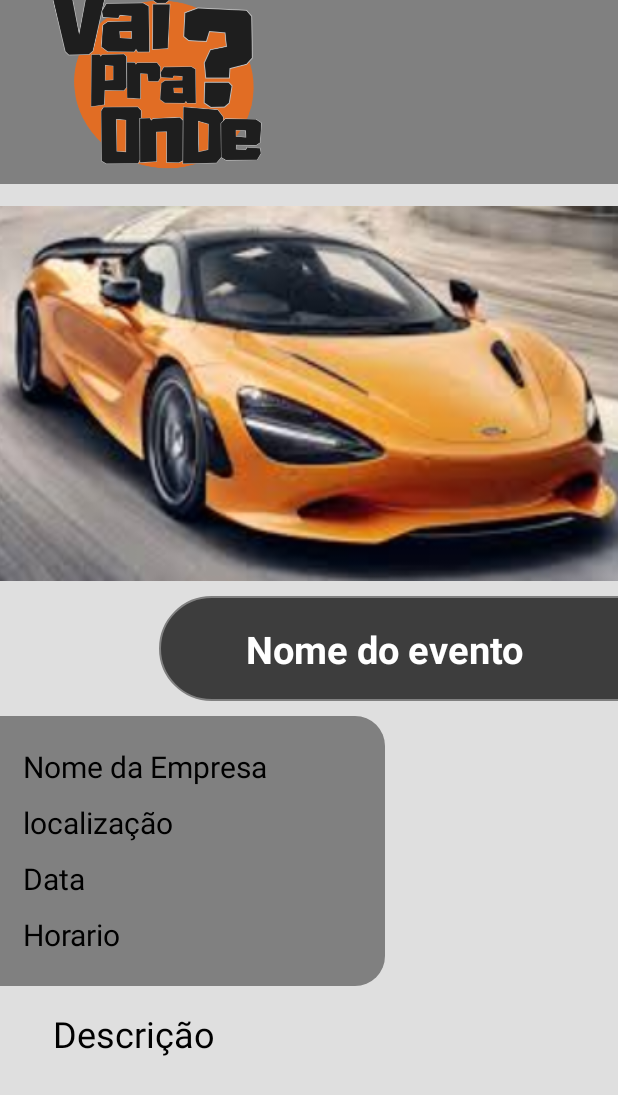
After one commit to PedroFPer/Vai_pra_onde, an Android app: the PerfilEvento screen opened directly, with no data from a screen before it, on a phone screen of 412 x 824 dp. The commit adds this screen. Shown: the top 1095 px of the screen. Run offline under Robolectric (Android 15) with nearby library versions, the phone set to English and light mode, and no system bars.

Commit message:
perfil de eventos

```diff
--- a/vaipraonde/app/src/main/AndroidManifest.xml
+++ b/vaipraonde/app/src/main/AndroidManifest.xml
@@ -16,6 +16,9 @@
         android:supportsRtl="true"
         android:theme="@style/Theme.Vai_pra_onde"
         tools:targetApi="31">
+        <activity
+            android:name=".Geral.TelasFront.PerfilEvento"
+            android:exported="false" />
         <activity
             android:name=".Geral.TelasFront.TelaLoginPJ"
             android:exported="false" />
--- /dev/null
+++ b/vaipraonde/app/src/main/java/com/ducks/vai_pra_onde/Geral/TelasFront/PerfilEvento.java
@@ -0,0 +1,26 @@
+package com.ducks.vai_pra_onde.Geral.TelasFront;
+
+import android.os.Bundle;
+
+import androidx.activity.EdgeToEdge;
+import androidx.appcompat.app.AppCompatActivity;
+import androidx.core.graphics.Insets;
+import androidx.core.view.ViewCompat;
+import androidx.core.view.WindowInsetsCompat;
+
+import com.ducks.vai_pra_onde.R;
+
+public class PerfilEvento extends AppCompatActivity {
+
+    @Override
+    protected void onCreate(Bundle savedInstanceState) {
+        super.onCreate(savedInstanceState);
+        EdgeToEdge.enable(this);
+        setContentView(R.layout.activity_perfil_evento);
+        ViewCompat.setOnApplyWindowInsetsListener(findViewById(R.id.main), (v, insets) -> {
+            Insets systemBars = insets.getInsets(WindowInsetsCompat.Type.systemBars());
+            v.setPadding(systemBars.left, systemBars.top, systemBars.right, systemBars.bottom);
+            return insets;
+        });
+    }
+}
--- /dev/null
+++ b/vaipraonde/app/src/main/res/layout/activity_perfil_evento.xml
@@ -0,0 +1,152 @@
+<?xml version="1.0" encoding="utf-8"?>
+<androidx.constraintlayout.widget.ConstraintLayout
+    xmlns:android="http://schemas.android.com/apk/res/android"
+    xmlns:app="http://schemas.android.com/apk/res-auto"
+    xmlns:tools="http://schemas.android.com/tools"
+    android:id="@+id/main"
+    android:background="#DFDFDF"
+    android:layout_width="match_parent"
+    android:layout_height="match_parent"
+    tools:context=".Geral.TelasFront.PerfilEvento">
+
+
+    <View
+        android:layout_width="match_parent"
+        android:layout_height="180dp"
+        android:layout_marginBottom="760dp"
+        android:background="@color/gray"
+        app:layout_constraintBottom_toBottomOf="parent"
+        app:layout_constraintEnd_toEndOf="parent"
+        app:layout_constraintStart_toStartOf="parent"
+        app:layout_constraintTop_toTopOf="parent"/>
+
+    <View
+        android:layout_width="160dp"
+        android:layout_height="160dp"
+        android:layout_marginEnd="200dp"
+        android:layout_marginBottom="720dp"
+        android:background="@drawable/logofundotrans"
+        app:layout_constraintBottom_toBottomOf="parent"
+        app:layout_constraintEnd_toEndOf="parent"
+        app:layout_constraintStart_toStartOf="parent"
+        app:layout_constraintTop_toTopOf="parent"/>
+
+    <ImageView
+        android:id="@+id/img"
+        android:layout_width="600dp"
+        android:layout_height="250dp"
+        android:layout_marginBottom="300dp"
+        android:background="@drawable/car"
+        app:layout_constraintBottom_toBottomOf="parent"
+        app:layout_constraintEnd_toEndOf="parent"
+        app:layout_constraintStart_toStartOf="parent"
+        app:layout_constraintTop_toTopOf="parent"/>
+
+    <View
+        android:id="@+id/vw"
+        android:layout_width="500dp"
+        android:layout_height="70dp"
+        android:layout_marginStart="300dp"
+        android:layout_marginTop="260dp"
+        android:background="@drawable/caixa2"
+
+        app:layout_constraintEnd_toEndOf="parent"
+        app:layout_constraintStart_toStartOf="parent"
+        app:layout_constraintTop_toTopOf="@id/img"
+
+        />
+
+    <TextView
+        android:layout_width="wrap_content"
+        android:layout_height="wrap_content"
+        android:layout_marginStart="100dp"
+
+        android:text="Nome do evento"
+        android:textColor="@color/white"
+        android:textStyle="bold"
+        android:textSize="25dp"
+        app:layout_constraintBottom_toBottomOf="@id/vw"
+        app:layout_constraintEnd_toEndOf="parent"
+        app:layout_constraintStart_toStartOf="parent"
+        app:layout_constraintTop_toTopOf="@+id/vw"/>
+
+    <View
+        android:id="@+id/vw2"
+        android:layout_width="300dp"
+        android:layout_height="180dp"
+        android:layout_marginTop="310dp"
+        android:layout_marginEnd="200dp"
+        android:background="@drawable/conteiner"
+        android:backgroundTint="@color/gray"
+        app:layout_constraintBottom_toBottomOf="parent"
+        app:layout_constraintEnd_toEndOf="parent"
+        app:layout_constraintStart_toStartOf="parent"
+        app:layout_constraintTop_toTopOf="parent"/>
+
+    <TextView
+        android:id="@+id/nemp"
+        android:layout_width="match_parent"
+        android:layout_height="wrap_content"
+        android:text="Nome da Empresa"
+        android:layout_marginHorizontal="15dp"
+        android:textColor="@color/black"
+        android:layout_marginTop="20dp"
+        android:textSize="20dp"
+        app:layout_constraintEnd_toEndOf="parent"
+        app:layout_constraintStart_toStartOf="parent"
+        app:layout_constraintTop_toTopOf="@id/vw2"
+        />
+
+    <TextView
+        android:id="@+id/loc"
+        android:layout_width="match_parent"
+        android:layout_height="wrap_content"
+        android:text="localização"
+        android:layout_marginHorizontal="15dp"
+        android:layout_marginTop="10dp"
+        android:textColor="@color/black"
+        android:textSize="20dp"
+        app:layout_constraintEnd_toEndOf="parent"
+        app:layout_constraintStart_toStartOf="parent"
+        app:layout_constraintTop_toBottomOf="@id/nemp"/>
+
+    <TextView
+        android:id="@+id/data"
+        android:layout_width="match_parent"
+        android:layout_height="wrap_content"
+        android:text="Data"
+        android:layout_marginHorizontal="15dp"
+        android:layout_marginTop="10dp"
+        android:textColor="@color/black"
+        android:textSize="20dp"
+        app:layout_constraintEnd_toEndOf="parent"
+        app:layout_constraintStart_toStartOf="parent"
+        app:layout_constraintTop_toBottomOf="@id/loc"/>
+
+    <TextView
+        android:id="@+id/hor"
+        android:layout_width="match_parent"
+        android:layout_height="wrap_content"
+        android:text="Horario"
+        android:layout_marginHorizontal="15dp"
+        android:layout_marginTop="10dp"
+        android:textColor="@color/black"
+        android:textSize="20dp"
+        app:layout_constraintEnd_toEndOf="parent"
+        app:layout_constraintStart_toStartOf="parent"
+        app:layout_constraintTop_toBottomOf="@id/data"/>
+
+    <TextView
+        android:layout_width="match_parent"
+        android:layout_height="wrap_content"
+        android:text="Descrição"
+        android:layout_marginHorizontal="35dp"
+        android:layout_marginTop="15dp"
+        android:textColor="@color/black"
+        android:textSize="24dp"
+        app:layout_constraintEnd_toEndOf="parent"
+        app:layout_constraintStart_toStartOf="parent"
+        app:layout_constraintTop_toBottomOf="@id/vw2"/>
+
+
+</androidx.constraintlayout.widget.ConstraintLayout>
--- a/vaipraonde/app/src/main/res/layout/activity_tela_cadas_pf.xml
+++ b/vaipraonde/app/src/main/res/layout/activity_tela_cadas_pf.xml
@@ -119,7 +119,7 @@
         android:layout_height="wrap_content"
         android:text="@string/nome"
         android:textColor="@color/black"
-        android:layout_marginEnd="200dp"
+        android:layout_marginEnd="220dp"
         android:textSize="15sp"
         android:textStyle="bold"
         app:layout_constraintEnd_toEndOf="parent"
@@ -150,7 +150,7 @@
         android:textColor="@color/black"
         android:textSize="15sp"
         android:textStyle="bold"
-        android:layout_marginEnd="200dp"
+        android:layout_marginEnd="220dp"
         app:layout_constraintEnd_toEndOf="parent"
         app:layout_constraintStart_toStartOf="parent"
         app:layout_constraintTop_toTopOf="@id/nome"
--- a/vaipraonde/app/src/main/res/layout/activity_tela_cadas_pj4.xml
+++ b/vaipraonde/app/src/main/res/layout/activity_tela_cadas_pj4.xml
@@ -105,8 +105,9 @@
         android:layout_width="wrap_content"
         android:layout_height="wrap_content"
         android:text="Finalizar Cadastro"
+        android:layout_marginTop="60dp"
         android:textColor="@color/white"
-        app:layout_constraintBottom_toBottomOf="parent"
+        app:layout_constraintTop_toTopOf="@+id/buttonSelectImage"
         app:layout_constraintStart_toStartOf="parent"
         app:layout_constraintEnd_toEndOf="parent"
         android:layout_marginBottom="100dp"
```
Also changed, not shown: vaipraonde/app/src/main/res/layout/activity_perfil_empresa.xml (+17 -1 lines), vaipraonde/app/src/main/res/layout/activity_tela_login_pf.xml (+10 -12 lines), vaipraonde/app/src/main/res/layout/activity_tela_login_pj.xml (+23 -22 lines), vaipraonde/app/src/main/res/drawable/car.jpeg (added).
